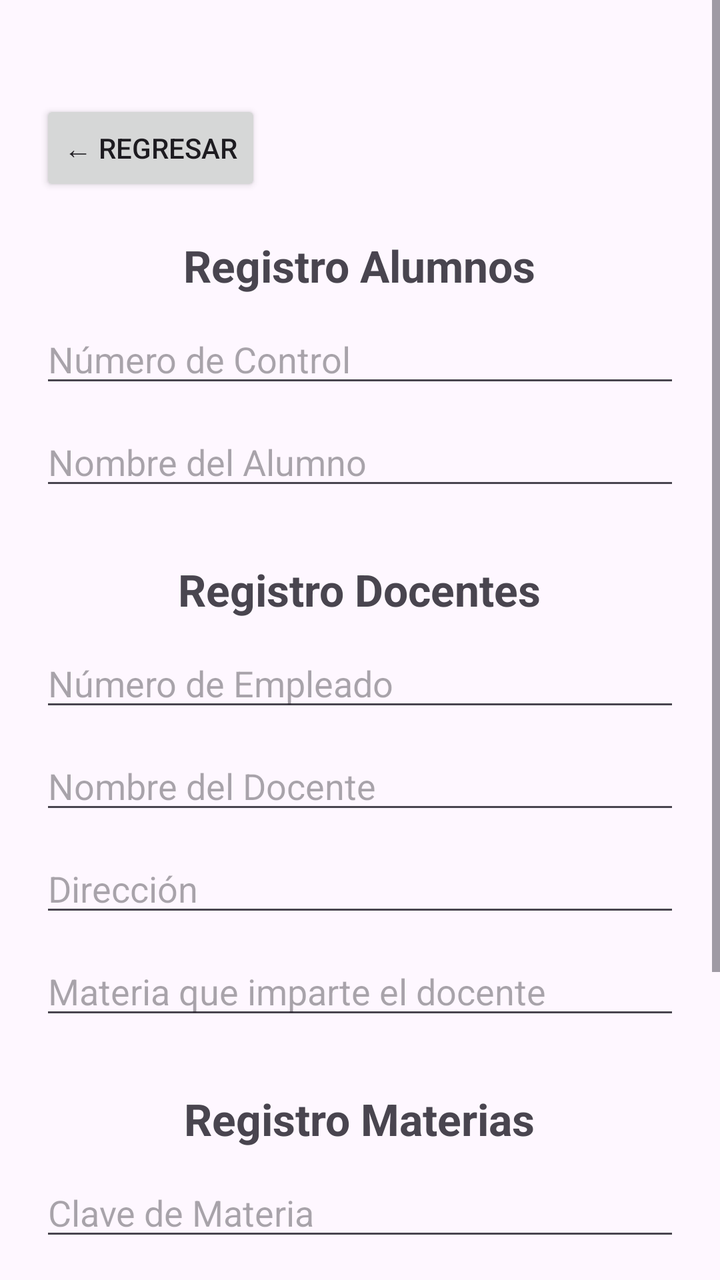
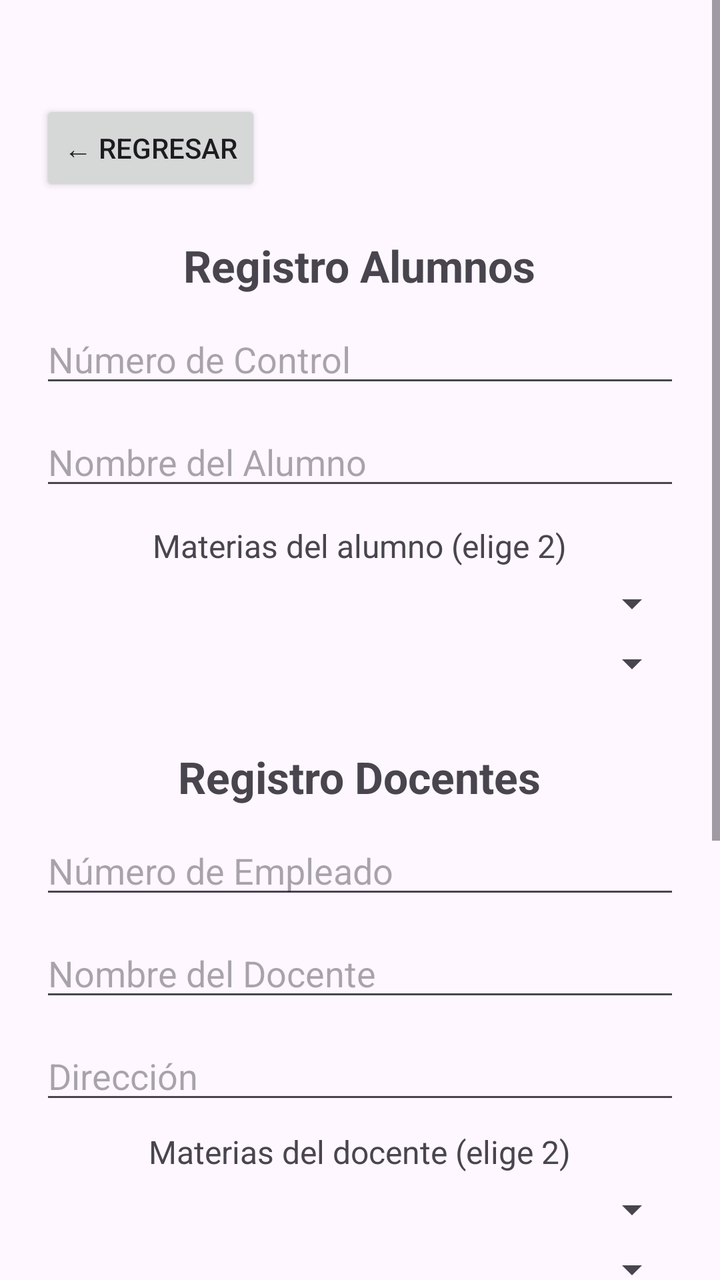

The first picture is an Android layout as it rendered before a commit; the second is the same layout after the commit. The layout source and the unified diff follow.
<!-- AndroidManifest.xml: application theme Theme.ExamenUnidad4 -->
<!-- res/layout/registros.xml -->
<?xml version="1.0" encoding="utf-8"?>
<ScrollView xmlns:android="http://schemas.android.com/apk/res/android"
    android:layout_width="match_parent"
    android:layout_height="match_parent"
    android:fillViewport="true">

    <LinearLayout
        android:layout_width="match_parent"
        android:layout_height="wrap_content"
        android:orientation="vertical"
        android:padding="20dp"
        android:gravity="center_horizontal">

        
        <Button
            android:id="@+id/btnRegresar"
            android:layout_width="wrap_content"
            android:layout_height="wrap_content"
            android:layout_gravity="start"
            android:layout_marginBottom="10dp"
            android:layout_marginTop="30dp"
            android:text="← Regresar" />

        
        <TextView
            android:id="@+id/textAlumno"
            android:layout_width="wrap_content"
            android:layout_height="wrap_content"
            android:text="Registro Alumnos"
            android:textSize="22sp"
            android:textStyle="bold"
            android:layout_marginTop="10dp" />

        <EditText
            android:id="@+id/numcontrol"
            android:layout_width="match_parent"
            android:layout_height="wrap_content"
            android:layout_marginTop="10dp"
            android:hint="Número de Control"
            android:inputType="textPersonName" />

        <EditText
            android:id="@+id/nombre"
            android:layout_width="match_parent"
            android:layout_height="wrap_content"
            android:layout_marginTop="10dp"
            android:hint="Nombre del Alumno"
            android:inputType="textPersonName" />

        
        <TextView
            android:id="@+id/textDocente"
            android:layout_width="wrap_content"
            android:layout_height="wrap_content"
            android:layout_marginTop="30dp"
            android:text="Registro Docentes"
            android:textSize="22sp"
            android:textStyle="bold" />

        <EditText
            android:id="@+id/numempleado"
            android:layout_width="match_parent"
            android:layout_height="wrap_content"
            android:layout_marginTop="10dp"
            android:hint="Número de Empleado"
            android:inputType="textPersonName" />

        <EditText
            android:id="@+id/docente"
            android:layout_width="match_parent"
            android:layout_height="wrap_content"
            android:layout_marginTop="10dp"
            android:hint="Nombre del Docente"
            android:inputType="textPersonName" />

        <EditText
            android:id="@+id/direcciondocente"
            android:layout_width="match_parent"
            android:layout_height="wrap_content"
            android:layout_marginTop="10dp"
            android:hint="Dirección"
            android:inputType="textPersonName" />

        <EditText
            android:id="@+id/MateriaDocente"
            android:layout_width="match_parent"
            android:layout_height="wrap_content"
            android:layout_marginTop="10dp"
            android:hint="Materia que imparte el docente"
            android:inputType="textPersonName" />

        
        <TextView
            android:id="@+id/textMateria"
            android:layout_width="wrap_content"
            android:layout_height="wrap_content"
            android:layout_marginTop="30dp"
            android:text="Registro Materias"
            android:textSize="22sp"
            android:textStyle="bold" />

        <EditText
            android:id="@+id/clavemateria"
            android:layout_width="match_parent"
            android:layout_height="wrap_content"
            android:layout_marginTop="10dp"
            android:hint="Clave de Materia"
            android:inputType="textPersonName" />

        <EditText
            android:id="@+id/nombremateria"
            android:layout_width="match_parent"
            android:layout_height="wrap_content"
            android:layout_marginTop="10dp"
            android:hint="Nombre de Materia"
            android:inputType="textPersonName" />

        
        <LinearLayout
            android:layout_width="match_parent"
            android:layout_height="wrap_content"
            android:orientation="horizontal"
            android:layout_marginTop="30dp"
            android:gravity="center">

            <Button
                android:id="@+id/btnInsertar"
                android:layout_width="0dp"
                android:layout_height="wrap_content"
                android:layout_weight="1"
                android:layout_margin="5dp"
                android:text="Insertar" />

            <Button
                android:id="@+id/btnBuscar"
                android:layout_width="0dp"
                android:layout_height="wrap_content"
                android:layout_weight="1"
                android:layout_margin="5dp"
                android:text="Buscar" />
        </LinearLayout>

        <LinearLayout
            android:layout_width="match_parent"
            android:layout_height="wrap_content"
            android:orientation="horizontal"
            android:gravity="center">

            <Button
                android:id="@+id/btnActualizar"
                android:layout_width="0dp"
                android:layout_height="wrap_content"
                android:layout_weight="1"
                android:layout_margin="5dp"
                android:text="Actualizar" />

            <Button
                android:id="@+id/btnEliminar"
                android:layout_width="0dp"
                android:layout_height="wrap_content"
                android:layout_weight="1"
                android:layout_margin="5dp"
                android:text="Eliminar" />
        </LinearLayout>

    </LinearLayout>
</ScrollView>
<!-- resources referenced by this layout -->
<resources>
  <style name="Theme.ExamenUnidad4" parent="Base.Theme.ExamenUnidad4" />
  <style name="Base.Theme.ExamenUnidad4" parent="Theme.Material3.DayNight.NoActionBar">
          
          
      </style>
</resources>

<!-- the commit's change to res/layout/registros.xml (unified diff, before → after) -->
@@ -49,6 +49,27 @@
 
         
         <TextView
+            android:id="@+id/textAlumnoMaterias"
+            android:layout_width="wrap_content"
+            android:layout_height="wrap_content"
+            android:text="Materias del alumno (elige 2)"
+            android:layout_marginTop="12dp"
+            android:textSize="16sp" />
+
+        <Spinner
+            android:id="@+id/spinnerMateria1"
+            android:layout_width="match_parent"
+            android:layout_height="wrap_content"
+            android:layout_marginTop="6dp" />
+
+        <Spinner
+            android:id="@+id/spinnerMateria2"
+            android:layout_width="match_parent"
+            android:layout_height="wrap_content"
+            android:layout_marginTop="6dp" />
+
+        
+        <TextView
             android:id="@+id/textDocente"
             android:layout_width="wrap_content"
             android:layout_height="wrap_content"
@@ -81,13 +102,34 @@
             android:hint="Dirección"
             android:inputType="textPersonName" />
 
+        
         <EditText
             android:id="@+id/MateriaDocente"
             android:layout_width="match_parent"
             android:layout_height="wrap_content"
             android:layout_marginTop="10dp"
+            android:visibility="gone"
             android:hint="Materia que imparte el docente"
             android:inputType="textPersonName" />
+
+        <TextView
+            android:layout_width="wrap_content"
+            android:layout_height="wrap_content"
+            android:layout_marginTop="8dp"
+            android:text="Materias del docente (elige 2)"
+            android:textSize="16sp" />
+
+        <Spinner
+            android:id="@+id/spinnerDocente1"
+            android:layout_width="match_parent"
+            android:layout_height="wrap_content"
+            android:layout_marginTop="6dp" />
+
+        <Spinner
+            android:id="@+id/spinnerDocente2"
+            android:layout_width="match_parent"
+            android:layout_height="wrap_content"
+            android:layout_marginTop="6dp" />
 
         
         <TextView
